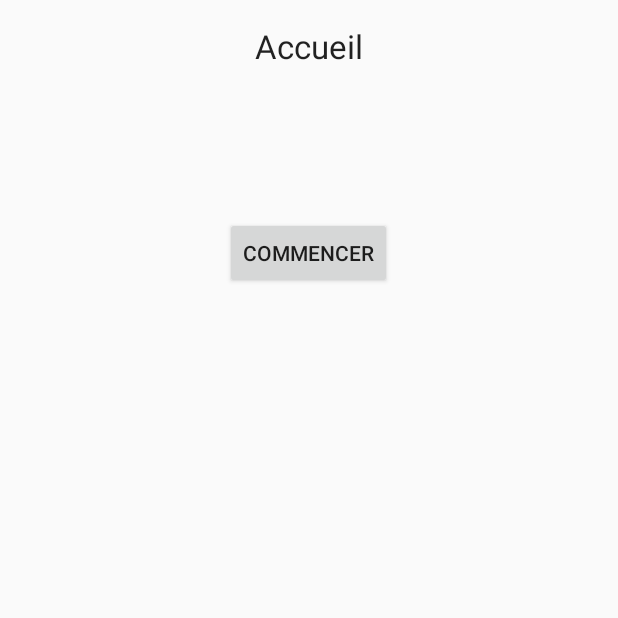
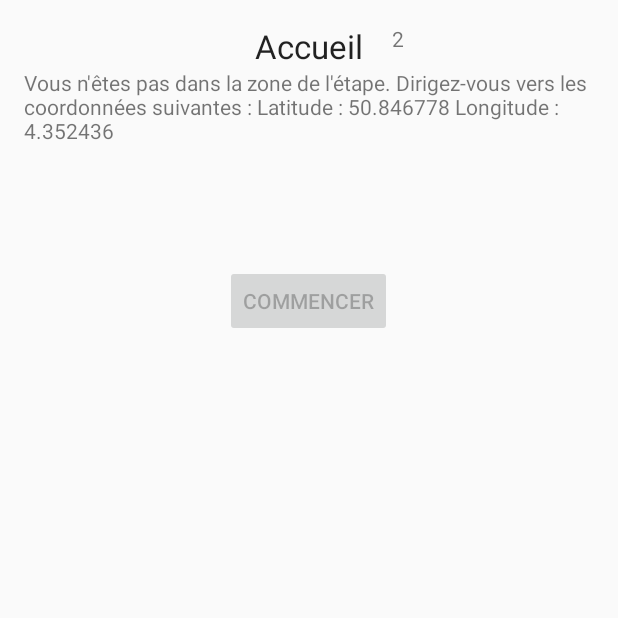
Before and after one commit to JokerLand/android_IPL, an Android app: the screen it shows after launch (AccueilActivity), on a phone screen of 412 x 824 dp, the top half of it. Run offline under Robolectric (Android 15) with nearby library versions, the phone set to English and light mode, and no system bars; 1 statement that could not run was skipped.

Commit message:
Version kazoldrek pré git

```diff
--- a/Jeudepiste_2/app/src/main/java/com/ipl/mobile/jeudepiste/AccueilActivity.java
+++ b/Jeudepiste_2/app/src/main/java/com/ipl/mobile/jeudepiste/AccueilActivity.java
@@ -13,6 +13,7 @@ import android.location.LocationManager;
 import android.location.LocationProvider;
 import android.os.Build;
 import android.os.Bundle;
+import android.os.CountDownTimer;
 import android.support.v4.app.ActivityCompat;
 import android.support.v4.content.ContextCompat;
 import android.view.View;
@@ -28,19 +29,13 @@ import com.ipl.mobile.jeudepiste.util.Util;
 import java.util.HashMap;
 
 public class AccueilActivity extends Activity {
-    private static final int START_GEO = 1;
-    private static final int STOP_GEO = 2;
-    private static final int CHANGE_TIME_REFRESH_GEO = 3;
     private int etat;
     public static final int COMMENCE = 1;
     public static final int REPRENDRE = 2;
-    public static final int EN_COURS = 3;
     private WebView webview;
     private SharedPreferences settings;
     public static Location bestLocation;
     private ChargerXML myXml;
-    private LocationManager lm;
-    private LocationListener ll;
 
     public static final int MY_PERMISSIONS_REQUEST_FINE_LOCATION = 1;
 
@@ -67,30 +62,12 @@ public class AccueilActivity extends Activity {
             etat = COMMENCE;
         }
 
-        faireLaLocalisation(0,START_GEO);
+        faireLaLocalisation();
 
         final Button button = (Button) findViewById(R.id.button);
         button.setVisibility(View.VISIBLE);
         webview = (WebView) findViewById(R.id.webviewAccueil);
         webview.setVisibility(View.INVISIBLE);
-        webview.setWebViewClient(new WebViewClient() {
-            // you tell the webclient you want to catch when a url is about to load
-            @Override
-            public boolean shouldOverrideUrlLoading(WebView view, String url) {
-                return false;
-            }
-
-            // here you execute an action when the URL you want is about to load
-            @Override
-            public void onLoadResource(WebView view, String url) {
-                if (url.equals(myXml.getEpreuvePreference().get(Util.uri) + "/")) {
-                    Intent intent = new Intent(AccueilActivity.this, EpreuveActivity.class);
-                    startActivity(intent);
-
-                }
-
-            }
-        });
 
         if (etat == REPRENDRE) {
             button.setText("REPRENDRE");
@@ -98,7 +75,6 @@ public class AccueilActivity extends Activity {
                 @Override
                 public void onClick(View v) {
                     button.setVisibility(View.INVISIBLE);
-                    etat = EN_COURS;
                     reprendre();
                 }
 
@@ -111,14 +87,53 @@ public class AccueilActivity extends Activity {
 
                 public void onClick(View v) {
                     button.setVisibility(View.INVISIBLE);
-                    etat = EN_COURS;
                     chargerWebView();
 
                 }
             });
         }
 
+        webview.setWebViewClient(new WebViewClient() {
+            // you tell the webclient you want to catch when a url is about to load
+            @Override
+            public boolean shouldOverrideUrlLoading(WebView view, String url) {
+                return false;
+            }
 
+            // here you execute an action when the URL you want is about to load
+            @Override
+            public void onLoadResource(WebView view, String url) {
+
+                if (url.equals(myXml.getEpreuvePreference().get(Util.uri) + "/")) {
+                    Intent intent = new Intent(AccueilActivity.this, EpreuveActivity.class);
+                    startActivity(intent);
+                }
+
+            }
+        });
+
+        final TextView timerText = (TextView) findViewById(R.id.timer);
+
+        CountDownTimer timer = new CountDownTimer(Util.TWO_MINUTES / 12, Util.ONE_SECOND) { //TODO a changer mettre 1h au lieu de 1min //settings.getLong("time", Util.ONE_HOUR);
+
+            @Override
+            public void onTick(long millisUntilFinished) {
+                timerText.setText("" + (millisUntilFinished / 1000));
+                SharedPreferences.Editor ed = settings.edit();
+                ed.putLong("time", millisUntilFinished);
+                ed.commit();
+            }
+
+            @Override
+            public void onFinish() {
+                SharedPreferences.Editor ed = settings.edit();
+                ed.putInt(Util.etape, myXml.getNbEtapes() + 1);
+                ed.commit();
+                verifContenu(); //mise a jour de la page et fin du jeu
+            }
+        };
+
+        timer.start();
     }
 
     private void reprendre() {
@@ -126,11 +141,7 @@ public class AccueilActivity extends Activity {
         int numEpreuve = settings.getInt(Util.epreuve, 0);
 
         //Normalement, numEtape et numEpreuve sont différent de 0
-        if (numEtape == 0 && numEpreuve == 0) {
-            chargerWebView();
-            return;
-        }
-
+        if(numEtape == 0 && numEpreuve == 0) { chargerWebView(); return; }
 
     }
 
@@ -140,12 +151,10 @@ public class AccueilActivity extends Activity {
 
 
     @TargetApi(Build.VERSION_CODES.M)
-    private void faireLaLocalisation(long time, int mode) {
+    private void faireLaLocalisation() {
 
-        lm = (LocationManager) getSystemService(Context.LOCATION_SERVICE);
-        if (ll == null) ll = new MyLocationListener();
-
-
+        LocationManager lm = (LocationManager) getSystemService(Context.LOCATION_SERVICE);
+        LocationListener ll = new MyLocationListener();
         if (ContextCompat.checkSelfPermission(this, Manifest.permission.ACCESS_FINE_LOCATION) != PackageManager.PERMISSION_GRANTED && ContextCompat.checkSelfPermission(this, Manifest.permission.ACCESS_COARSE_LOCATION) != PackageManager.PERMISSION_GRANTED) {
             // TODO: Consider calling
             //    public void requestPermissions(@NonNull String[] permissions, int requestCode)
@@ -164,9 +173,9 @@ public class AccueilActivity extends Activity {
                 // Show an expanation to the user *asynchronously* -- don't block
                 // this thread waiting for the user's response! After the user
                 // sees the explanation, try again to request the permission.
-               /* ActivityCompat.requestPermissions(this,
+                ActivityCompat.requestPermissions(this,
                         new String[]{Manifest.permission.ACCESS_FINE_LOCATION},
-                        MY_PERMISSIONS_REQUEST_FINE_LOCATION);*/
+                        MY_PERMISSIONS_REQUEST_FINE_LOCATION);
                 Toast.makeText(AccueilActivity.this, "Bouuuuhhhh", Toast.LENGTH_LONG).show(); //TODO message erreur correct
             } else {
 
@@ -180,42 +189,12 @@ public class AccueilActivity extends Activity {
 
             return;
         }
-
-
-        switch (mode) {
-            case START_GEO:
         Location lastKnownLocation = lm.getLastKnownLocation(LocationManager.NETWORK_PROVIDER);
         if (lastKnownLocation != null) {
             bestLocation = lastKnownLocation;
         }
-                if (time >= 0) { // Valeur par défaut
-
         lm.requestLocationUpdates(LocationManager.GPS_PROVIDER, Util.THIRTY_SECONDS, 5, ll);
         lm.requestLocationUpdates(LocationManager.NETWORK_PROVIDER, Util.THIRTY_SECONDS, 5, ll);
-                } else {
-                    lm.requestLocationUpdates(LocationManager.GPS_PROVIDER, time, 5, ll);
-                    lm.requestLocationUpdates(LocationManager.NETWORK_PROVIDER, time, 5, ll);
-                }
-
-                break;
-            case STOP_GEO:
-                lm.removeUpdates(ll);
-
-                break;
-            case CHANGE_TIME_REFRESH_GEO:
-                lm.removeUpdates(ll);
-                lm.requestLocationUpdates(LocationManager.GPS_PROVIDER, time, 5, ll);
-                lm.requestLocationUpdates(LocationManager.NETWORK_PROVIDER, time, 5, ll);
-
-                break;
-
-            default : break;
-        }
-
-        Location lastKnownLocation = lm.getLastKnownLocation(LocationManager.NETWORK_PROVIDER);
-        if (lastKnownLocation != null) {
-            bestLocation = lastKnownLocation;
-        }
 
 
     }
@@ -223,9 +202,15 @@ public class AccueilActivity extends Activity {
 
     private void chargerWebView() {
 
-        String myUrl = (String) myXml.getEtape(settings.getInt(Util.etape, 1)).get(Util.url);
+        String myUrl = (String) myXml.getEtape(settings.getInt(Util.etape,1)).get(Util.url);
+
         webview.setVisibility(View.VISIBLE);
         webview.loadUrl(myUrl);
+    }
+
+    @Override
+    protected void onStop() {
+        super.onStop();
 
 
     }
@@ -233,13 +218,30 @@ public class AccueilActivity extends Activity {
     @Override
     protected void onResume() {
         super.onResume();
-        faireLaLocalisation(Util.THIRTY_SECONDS,CHANGE_TIME_REFRESH_GEO);
+
+        verifContenu();
+    }
+
+    private void verifContenu() {
+        if(myXml.getNbEtapes() + 1 == settings.getInt(Util.etape, 1)) {
+            TextView timerText = (TextView) findViewById(R.id.timer);
+            timerText.setVisibility(View.INVISIBLE);
+            TextView titre = (TextView) findViewById(R.id.idTitre);
+            titre.setVisibility(View.INVISIBLE);
+            Button b = (Button) findViewById(R.id.button);
+            b.setVisibility(View.INVISIBLE);
+            webview.setVisibility(View.INVISIBLE);
+            TextView zone = (TextView) findViewById(R.id.textViewZone);
+            zone.setVisibility(View.VISIBLE);
+            zone.setText("Vous avez fini ! Bravo ! Votre score final est de " + settings.getInt(Util.score,0));
+        }
         verifLocation();
     }
 
     private void verifLocation() {
+        if(myXml.getNbEtapes() + 1 == settings.getInt(Util.etape, 1))
+            return;
 
-        if (etat != EN_COURS) return;
         Button b = (Button) findViewById(R.id.button);
         TextView t = (TextView) findViewById(R.id.textViewZone);
 
@@ -249,8 +251,7 @@ public class AccueilActivity extends Activity {
         double lon = (double) zone.get(Util.longitude);
         loc1.setLatitude(lat);
         loc1.setLongitude(lon);
-        if (bestLocation != null) {
-            if (loc1.distanceTo(bestLocation) <= (int) zone.get(Util.rayon)) {
+        if(loc1.distanceTo(bestLocation) <= (int) zone.get(Util.rayon)) {
             t.setVisibility(View.INVISIBLE);
             webview.setVisibility(View.VISIBLE);
             b.setEnabled(true);
@@ -265,21 +266,6 @@ public class AccueilActivity extends Activity {
             t.setText("Vous n'êtes pas dans la zone de l'étape. Dirigez-vous vers les coordonnées suivantes : Latitude : " + lat + " Longitude : " + lon);
         }
     }
-    }
-
-    @Override
-    protected void onPause() {
-        super.onPause();
-        faireLaLocalisation(Util.FIVE_MINUTES*2,CHANGE_TIME_REFRESH_GEO);
-
-
-    }
-
-    @Override
-    protected void onStop() {
-        super.onStop();
-        faireLaLocalisation(0,STOP_GEO);
-    }
 
     private class MyLocationListener implements LocationListener {
 
@@ -288,6 +274,7 @@ public class AccueilActivity extends Activity {
 
 
             if (Util.isBetterLocation(location, bestLocation)) bestLocation = location;
+
             verifLocation();
         }
 
@@ -343,7 +330,7 @@ public class AccueilActivity extends Activity {
                     // permission was granted, yay! Do the
                     // contacts-related task you need to do.
 
-                    faireLaLocalisation(0, START_GEO);
+                    faireLaLocalisation();
 
                 } else {
 
--- a/Jeudepiste_2/app/src/main/java/com/ipl/mobile/jeudepiste/EpreuveActivity.java
+++ b/Jeudepiste_2/app/src/main/java/com/ipl/mobile/jeudepiste/EpreuveActivity.java
@@ -103,9 +103,11 @@ public class EpreuveActivity extends Activity {
                 SharedPreferences.Editor ed = settings.edit();
                 ed.putInt(Util.epreuve, settings.getInt(Util.epreuve, 1) + 1);
                 if (ok) {
-                    int score = settings.getInt(Util.score, 0) + (int) map.get(Util.points);
+                    int points = 0; //TODO A FAIRE
+                    int score = settings.getInt(Util.score, 0) + points;
                     ed.putInt(Util.score, score); //TODO peut ajouter les scores pour chaque etape
-                    textReponse.setText("Vous avez réussi la question. Votre score est de " + score);
+                    ed.putInt(Util.score + settings.getInt(Util.etape, 1), settings.getInt(Util.score + settings.getInt(Util.etape, 1), 0) + score);
+                    textReponse.setText("Vous avez réussi la question. Votre score est de " + score +". Vous avez gagné " + points + " grace a cette question");
                 } else {
                     textReponse.setText("Vous avez raté la question. Votre score est de " + settings.getInt(Util.score, 0));
                 }
--- a/Jeudepiste_2/app/src/main/java/com/ipl/mobile/jeudepiste/util/Util.java
+++ b/Jeudepiste_2/app/src/main/java/com/ipl/mobile/jeudepiste/util/Util.java
@@ -9,13 +9,13 @@ public class Util {
 
     public final static String etape = "etape";
     public final static String epreuve = "epreuve";
-    public final static String nombreEtapes = "nombreEtapes";
 
     public final static String QCM = "QCM";
     public final static String photo = "Photo";
     public final static String texte = "Texte";
 
     public final static String nombreEpreuves  = "nombreEpreuves";
+    public final static String nombreEtapes = "nombreEtapes";
     public final static String num = "num";
     public final static String url = "url";
     public final static String type = "type";
@@ -23,7 +23,6 @@ public class Util {
     public final static String points = "points";
     public final static String score = "score";
     public final static String uri = "uri";
-
 
     public final static String reponse = "reponse";
     public final static String reponse1 = "reponse1";
@@ -47,7 +46,7 @@ public class Util {
     public final static int THIRTY_SECONDS = 1000 *30;
     public final static int ONE_SECOND = 1000 * 1;
     public static final long FIVE_SECONDS = 1000 * 5 ;
-
+    public static final int ONE_HOUR = 1000 * 60 * 60;
 
 
     /** Determines whether one Location reading is better than the current Location fix
--- a/Jeudepiste_2/app/src/main/res/layout/activity_accueil.xml
+++ b/Jeudepiste_2/app/src/main/res/layout/activity_accueil.xml
@@ -16,10 +16,10 @@
         android:layout_centerHorizontal="true" />
 
     <Button
-        android:layout_width="wrap_content"
-        android:layout_height="wrap_content"
-        android:text="Commencer"
-        android:id="@+id/button"
+    android:layout_width="wrap_content"
+    android:layout_height="wrap_content"
+    android:text="Commencer"
+    android:id="@+id/button"
         android:layout_marginTop="80dp"
         android:layout_below="@+id/textViewZone"
         android:layout_centerHorizontal="true" />
@@ -43,5 +43,14 @@
         android:layout_alignEnd="@+id/webviewAccueil"
         android:layout_below="@+id/idTitre" />
 
+    <TextView
+        android:layout_width="wrap_content"
+        android:layout_height="wrap_content"
+        android:id="@+id/timer"
+        android:text="ici le timer"
+        android:layout_above="@+id/textViewZone"
+        android:layout_alignTop="@+id/webviewAccueil"
+        android:layout_toRightOf="@+id/button" />
+
 
 </RelativeLayout>
```
Also changed, not shown: Jeudepiste_2/app/src/main/assets/jeuDePiste.xml (+5 -5 lines), 2 other files. Lines whose indentation alone changed are shown as unchanged.
